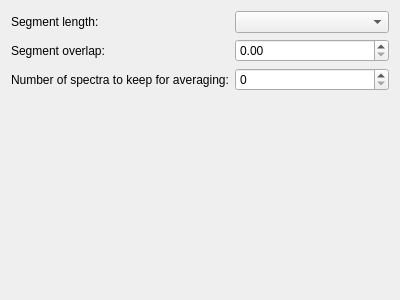
Before: the Qt Designer form src/config/analysissettings.ui in sfranzen/ktuner, drawn with Qt 5.
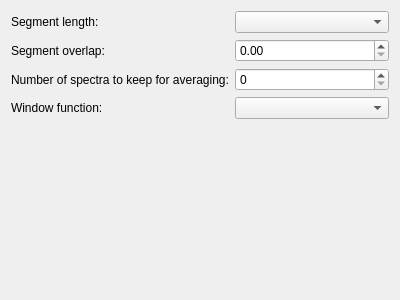
After: the same form once the commit is applied.

Commit message: Move WindowFunction into KConfig

What changed in the file:
```diff
--- a/src/config/analysissettings.ui
+++ b/src/config/analysissettings.ui
@@ -48,6 +48,16 @@
      </property>
     </widget>
    </item>
+   <item row="3" column="1">
+    <widget class="QComboBox" name="kcfg_WindowFunction"/>
+   </item>
+   <item row="3" column="0">
+    <widget class="QLabel" name="label_4">
+     <property name="text">
+      <string>Window function:</string>
+     </property>
+    </widget>
+   </item>
   </layout>
  </widget>
  <resources/>
```
The commit also changes 5 other files.
